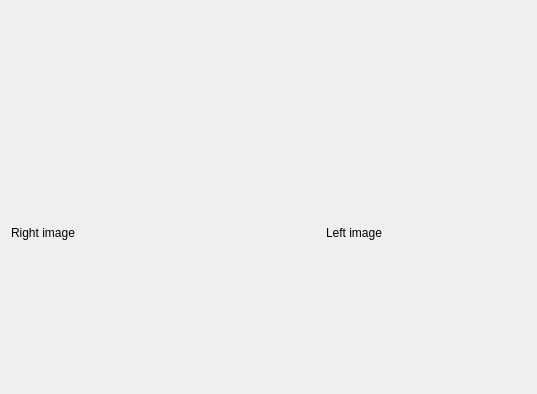
Old version of the form StereoCorrespondenceBMTuner/mainwindow.ui in the repository vmarquet/opencv-disparity-map-tuner; both pictures show x 0 to 537 and y 0 to 394 of the 646 by 493 pixel window.
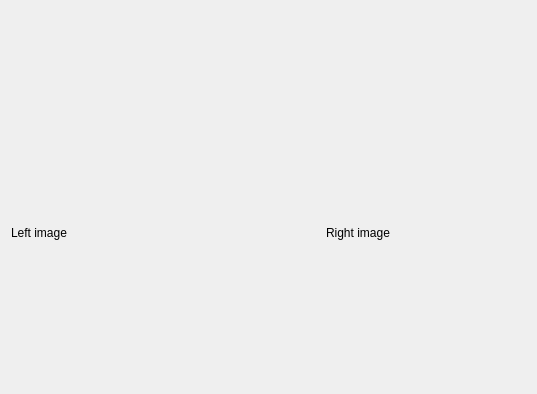
New version of the form.

Commit message: compute and display depth map, but no sliders in the GUI yet

The edit to the form file:
```diff
--- a/StereoCorrespondenceBMTuner/mainwindow.ui
+++ b/StereoCorrespondenceBMTuner/mainwindow.ui
@@ -17,46 +17,7 @@
    <layout class="QGridLayout" name="gridLayout_2">
     <item row="0" column="0">
      <layout class="QGridLayout" name="gridLayout">
-      <item row="0" column="1">
-       <widget class="QLabel" name="label_image_left">
-        <property name="maximumSize">
-         <size>
-          <width>640</width>
-          <height>480</height>
-         </size>
-        </property>
-        <property name="text">
-         <string>Left image</string>
-        </property>
-       </widget>
-      </item>
-      <item row="0" column="0">
-       <widget class="QLabel" name="label_image_right">
-        <property name="maximumSize">
-         <size>
-          <width>640</width>
-          <height>480</height>
-         </size>
-        </property>
-        <property name="text">
-         <string>Right image</string>
-        </property>
-       </widget>
-      </item>
-      <item row="1" column="1">
-       <widget class="QLabel" name="label_depth_map">
-        <property name="maximumSize">
-         <size>
-          <width>640</width>
-          <height>480</height>
-         </size>
-        </property>
-        <property name="text">
-         <string>Depth map</string>
-        </property>
-       </widget>
-      </item>
-      <item row="1" column="0">
+      <item row="2" column="0">
        <layout class="QGridLayout" name="gridLayout_buttons">
         <item row="0" column="0">
          <widget class="QPushButton" name="pushButton_left">
@@ -74,6 +35,45 @@
         </item>
        </layout>
       </item>
+      <item row="2" column="1">
+       <widget class="QLabel" name="label_depth_map">
+        <property name="maximumSize">
+         <size>
+          <width>640</width>
+          <height>480</height>
+         </size>
+        </property>
+        <property name="text">
+         <string>Depth map</string>
+        </property>
+       </widget>
+      </item>
+      <item row="0" column="1">
+       <widget class="QLabel" name="label_image_right">
+        <property name="maximumSize">
+         <size>
+          <width>640</width>
+          <height>480</height>
+         </size>
+        </property>
+        <property name="text">
+         <string>Right image</string>
+        </property>
+       </widget>
+      </item>
+      <item row="0" column="0">
+       <widget class="QLabel" name="label_image_left">
+        <property name="maximumSize">
+         <size>
+          <width>640</width>
+          <height>480</height>
+         </size>
+        </property>
+        <property name="text">
+         <string>Left image</string>
+        </property>
+       </widget>
+      </item>
      </layout>
     </item>
    </layout>
```
The commit also changes 2 other files.
